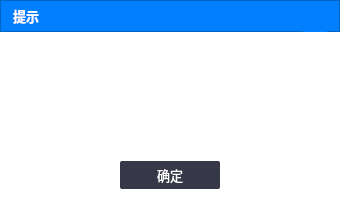
Above: messagetipsdialog.ui from ZhouMei20220810/TEST before the change. Below: the same form after it.
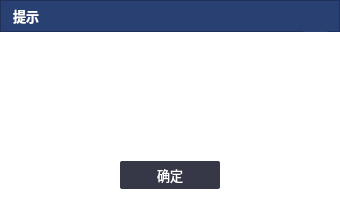
That is the form after the change. Icons and pictures are not drawn.

Diff of the .ui file:
```diff
--- a/messagetipsdialog.ui
+++ b/messagetipsdialog.ui
@@ -51,27 +51,27 @@
         <colorrole role="Button">
          <brush brushstyle="SolidPattern">
           <color alpha="255">
-           <red>0</red>
-           <green>128</green>
-           <blue>255</blue>
+           <red>41</red>
+           <green>64</green>
+           <blue>115</blue>
           </color>
          </brush>
         </colorrole>
         <colorrole role="Base">
          <brush brushstyle="SolidPattern">
           <color alpha="255">
-           <red>0</red>
-           <green>128</green>
-           <blue>255</blue>
+           <red>41</red>
+           <green>64</green>
+           <blue>115</blue>
           </color>
          </brush>
         </colorrole>
         <colorrole role="Window">
          <brush brushstyle="SolidPattern">
           <color alpha="255">
-           <red>0</red>
-           <green>128</green>
-           <blue>255</blue>
+           <red>41</red>
+           <green>64</green>
+           <blue>115</blue>
           </color>
          </brush>
         </colorrole>
@@ -80,27 +80,27 @@
         <colorrole role="Button">
          <brush brushstyle="SolidPattern">
           <color alpha="255">
-           <red>0</red>
-           <green>128</green>
-           <blue>255</blue>
+           <red>41</red>
+           <green>64</green>
+           <blue>115</blue>
           </color>
          </brush>
         </colorrole>
         <colorrole role="Base">
          <brush brushstyle="SolidPattern">
           <color alpha="255">
-           <red>0</red>
-           <green>128</green>
-           <blue>255</blue>
+           <red>41</red>
+           <green>64</green>
+           <blue>115</blue>
           </color>
          </brush>
         </colorrole>
         <colorrole role="Window">
          <brush brushstyle="SolidPattern">
           <color alpha="255">
-           <red>0</red>
-           <green>128</green>
-           <blue>255</blue>
+           <red>41</red>
+           <green>64</green>
+           <blue>115</blue>
           </color>
          </brush>
         </colorrole>
@@ -109,27 +109,27 @@
         <colorrole role="Button">
          <brush brushstyle="SolidPattern">
           <color alpha="255">
-           <red>0</red>
-           <green>128</green>
-           <blue>255</blue>
+           <red>41</red>
+           <green>64</green>
+           <blue>115</blue>
           </color>
          </brush>
         </colorrole>
         <colorrole role="Base">
          <brush brushstyle="SolidPattern">
           <color alpha="255">
-           <red>0</red>
-           <green>128</green>
-           <blue>255</blue>
+           <red>41</red>
+           <green>64</green>
+           <blue>115</blue>
           </color>
          </brush>
         </colorrole>
         <colorrole role="Window">
          <brush brushstyle="SolidPattern">
           <color alpha="255">
-           <red>0</red>
-           <green>128</green>
-           <blue>255</blue>
+           <red>41</red>
+           <green>64</green>
+           <blue>115</blue>
           </color>
          </brush>
         </colorrole>
@@ -137,7 +137,7 @@
       </palette>
      </property>
      <property name="styleSheet">
-      <string notr="true">background-color:#FF0080FF;</string>
+      <string notr="true">background-color:#FF294073;</string>
      </property>
      <property name="frameShape">
       <enum>QFrame::StyledPanel</enum>
@@ -178,27 +178,27 @@
            <colorrole role="Button">
             <brush brushstyle="SolidPattern">
              <color alpha="255">
-              <red>0</red>
-              <green>128</green>
-              <blue>255</blue>
+              <red>41</red>
+              <green>64</green>
+              <blue>115</blue>
              </color>
             </brush>
            </colorrole>
            <colorrole role="Base">
             <brush brushstyle="SolidPattern">
              <color alpha="255">
-              <red>0</red>
-              <green>128</green>
-              <blue>255</blue>
+              <red>41</red>
+              <green>64</green>
+              <blue>115</blue>
              </color>
             </brush>
            </colorrole>
            <colorrole role="Window">
             <brush brushstyle="SolidPattern">
              <color alpha="255">
-              <red>0</red>
-              <green>128</green>
-              <blue>255</blue>
+              <red>41</red>
+              <green>64</green>
+              <blue>115</blue>
              </color>
             </brush>
            </colorrole>
@@ -216,27 +216,27 @@
            <colorrole role="Button">
             <brush brushstyle="SolidPattern">
              <color alpha="255">
-              <red>0</red>
-              <green>128</green>
-              <blue>255</blue>
+              <red>41</red>
+              <green>64</green>
+              <blue>115</blue>
              </color>
             </brush>
            </colorrole>
            <colorrole role="Base">
             <brush brushstyle="SolidPattern">
              <color alpha="255">
-              <red>0</red>
-              <green>128</green>
-              <blue>255</blue>
+              <red>41</red>
+              <green>64</green>
+              <blue>115</blue>
              </color>
             </brush>
            </colorrole>
            <colorrole role="Window">
             <brush brushstyle="SolidPattern">
              <color alpha="255">
-              <red>0</red>
-              <green>128</green>
-              <blue>255</blue>
+              <red>41</red>
+              <green>64</green>
+              <blue>115</blue>
              </color>
             </brush>
            </colorrole>
@@ -245,27 +245,27 @@
            <colorrole role="Button">
             <brush brushstyle="SolidPattern">
              <color alpha="255">
-              <red>0</red>
-              <green>128</green>
-              <blue>255</blue>
+              <red>41</red>
+              <green>64</green>
+              <blue>115</blue>
              </color>
             </brush>
            </colorrole>
            <colorrole role="Base">
             <brush brushstyle="SolidPattern">
              <color alpha="255">
-              <red>0</red>
-              <green>128</green>
-              <blue>255</blue>
+              <red>41</red>
+              <green>64</green>
+              <blue>115</blue>
              </color>
             </brush>
            </colorrole>
            <colorrole role="Window">
             <brush brushstyle="SolidPattern">
              <color alpha="255">
-              <red>0</red>
-              <green>128</green>
-              <blue>255</blue>
+              <red>41</red>
+              <green>64</green>
+              <blue>115</blue>
              </color>
             </brush>
            </colorrole>
```
Left out of the diff: 2 changed lines with no effect on the pictures.
